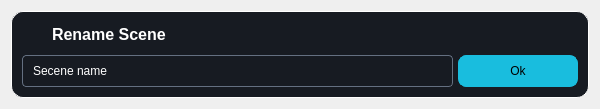
Old version of the form renamedialog.ui in the repository drillarium/FrameFlow.
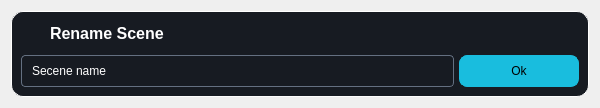
New version of the form. Icons and pictures are not drawn.

Patch:
```diff
--- a/renamedialog.ui
+++ b/renamedialog.ui
@@ -7,7 +7,7 @@
     <x>0</x>
     <y>0</y>
     <width>600</width>
-    <height>101</height>
+    <height>104</height>
    </rect>
   </property>
   <property name="windowTitle">
@@ -57,9 +57,27 @@
    <item>
     <widget class="QWidget" name="mainRenameWidget" native="true">
      <layout class="QVBoxLayout" name="verticalLayout_2">
+      <property name="spacing">
+       <number>5</number>
+      </property>
+      <property name="leftMargin">
+       <number>10</number>
+      </property>
+      <property name="topMargin">
+       <number>10</number>
+      </property>
+      <property name="rightMargin">
+       <number>10</number>
+      </property>
+      <property name="bottomMargin">
+       <number>10</number>
+      </property>
       <item>
        <widget class="QWidget" name="headerSceneWidget" native="true">
         <layout class="QHBoxLayout" name="horizontalLayout">
+         <property name="spacing">
+          <number>5</number>
+         </property>
          <property name="leftMargin">
           <number>0</number>
          </property>
@@ -152,7 +170,7 @@
           <number>0</number>
          </property>
          <property name="topMargin">
-          <number>3</number>
+          <number>5</number>
          </property>
          <property name="rightMargin">
           <number>0</number>
@@ -193,6 +211,9 @@
            <property name="text">
             <string>Ok</string>
            </property>
+           <property name="default">
+            <bool>true</bool>
+           </property>
           </widget>
          </item>
         </layout>
```
